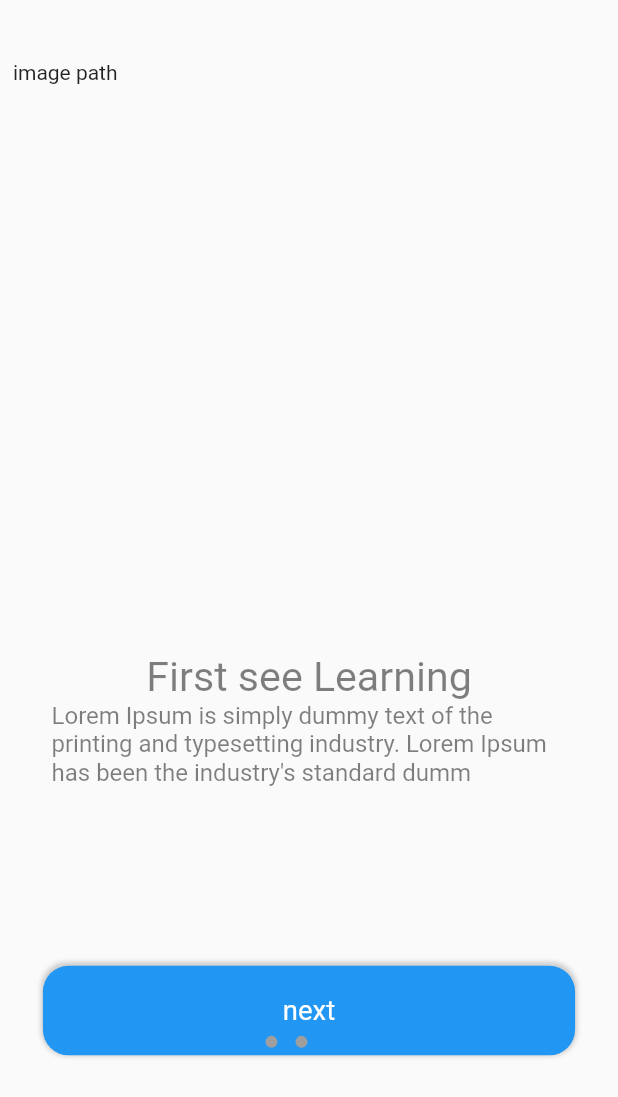
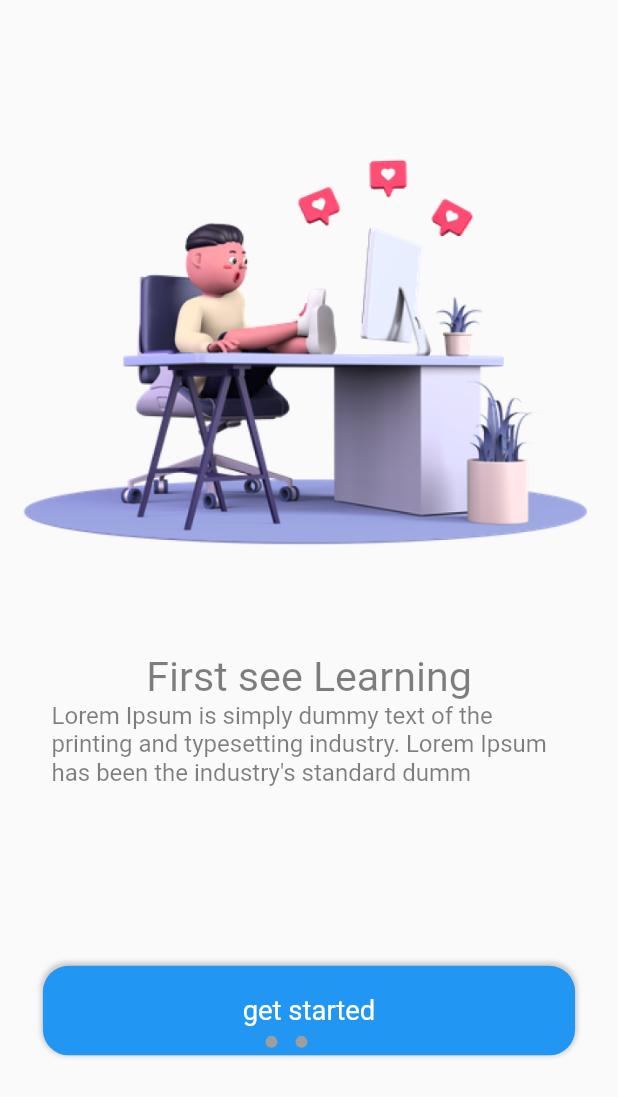
Before and after one commit to gabrieltenachous/ularning_app_flutter, a Flutter app: the screen it shows after launch, swiped to page 3, on a phone screen of 412 x 824 dp. Shown: the top 1097 px of the screen. Run offline on Flutter 3.47's test engine with Material 2 defaults, Android fonts, the phone set to English and light mode, and no system bars; drawn by our look-alikes of dots_indicator; our stand-ins replace cloud_firestore, flutter_bloc, flutter_screenutil; accounts and stored records are empty.

Commit message:
animation next

```diff
--- a/lib/pages/welcome/welcome.dart
+++ b/lib/pages/welcome/welcome.dart
@@ -14,6 +14,7 @@ class Welcome extends StatefulWidget {
 }
 
 class _WelcomeState extends State<Welcome> {
+  PageController pageController = PageController(initialPage: 0);
   @override
   Widget build(BuildContext context) {
     return Container(
@@ -29,37 +30,41 @@ class _WelcomeState extends State<Welcome> {
               alignment: Alignment.topCenter,
               children: [
                 PageView(
+                  controller: pageController,
                   onPageChanged: (index) {
                     state.page = index;
                     BlocProvider.of<WelcomeBloc>(context).add(WelcomeEvent());
                   },
                   children: [
                     _page(
-                      index: 0,
+                      index: 1,
                       context: context,
                       buttonName: "next",
-                      imagePath: "image path",
+                      imagePath: "assets/images/reading.png",
                       subTitle:
                           "Lorem Ipsum is simply dummy text of the printing and typesetting industry. Lorem Ipsum has been the industry's standard dumm",
                       title: "First see Learning",
+                      pageController: pageController,
                     ),
                     _page(
-                      index: 1,
+                      index: 2,
                       context: context,
                       buttonName: "next",
-                      imagePath: "image path",
+                      imagePath: "assets/images/boy.png",
                       subTitle:
                           "Lorem Ipsum is simply dummy text of the printing and typesetting industry. Lorem Ipsum has been the industry's standard dumm",
                       title: "First see Learning",
+                      pageController: pageController,
                     ),
                     _page(
-                      index: 1,
+                      index: 3,
                       context: context,
-                      buttonName: "next",
-                      imagePath: "image path",
+                      buttonName: "get started",
+                      imagePath: "assets/images/man.png",
                       subTitle:
                           "Lorem Ipsum is simply dummy text of the printing and typesetting industry. Lorem Ipsum has been the industry's standard dumm",
                       title: "First see Learning",
+                      pageController: pageController,
                     ),
                   ],
                 ),
@@ -96,6 +101,7 @@ class _page extends StatelessWidget {
   final String title;
   final String subTitle;
   final String imagePath;
+  final PageController pageController; // Add pageController as a parameter
 
   const _page({
     super.key,
@@ -105,6 +111,7 @@ class _page extends StatelessWidget {
     required this.title,
     required this.subTitle,
     required this.imagePath,
+    required this.pageController, // Pass it in the constructor
   });
 
   @override
@@ -114,18 +121,17 @@ class _page extends StatelessWidget {
         SizedBox(
           width: 345.w,
           height: 345.w,
-          child: Text(
+          child: Image.asset(
             imagePath,
+            fit: BoxFit.cover,
           ),
         ),
-        Container(
-          child: Text(
+        Text(
           title,
           style: TextStyle(
             color: Colors.black.withOpacity(0.5),
             fontSize: 24.sp,
             fontWeight: FontWeight.normal,
-            ),
           ),
         ),
         Container(
@@ -142,7 +148,21 @@ class _page extends StatelessWidget {
             ),
           ),
         ),
-        Container(
+        GestureDetector(
+          onTap: () {
+            //within 0-2 index
+            if (index < 3) {
+              pageController.animateToPage(
+                index,
+                duration: const Duration(milliseconds: 500),
+                curve: Curves.easeInCubic,
+              );
+              //animation
+            } else {
+              //jump new page
+            }
+          },
+          child: Container(
             margin: EdgeInsets.only(
               top: 100.h,
               left: 25.w,
@@ -173,6 +193,7 @@ class _page extends StatelessWidget {
               ),
             ),
           ),
+        ),
       ],
     );
   }
```
Lines whose indentation alone changed are shown as unchanged.
